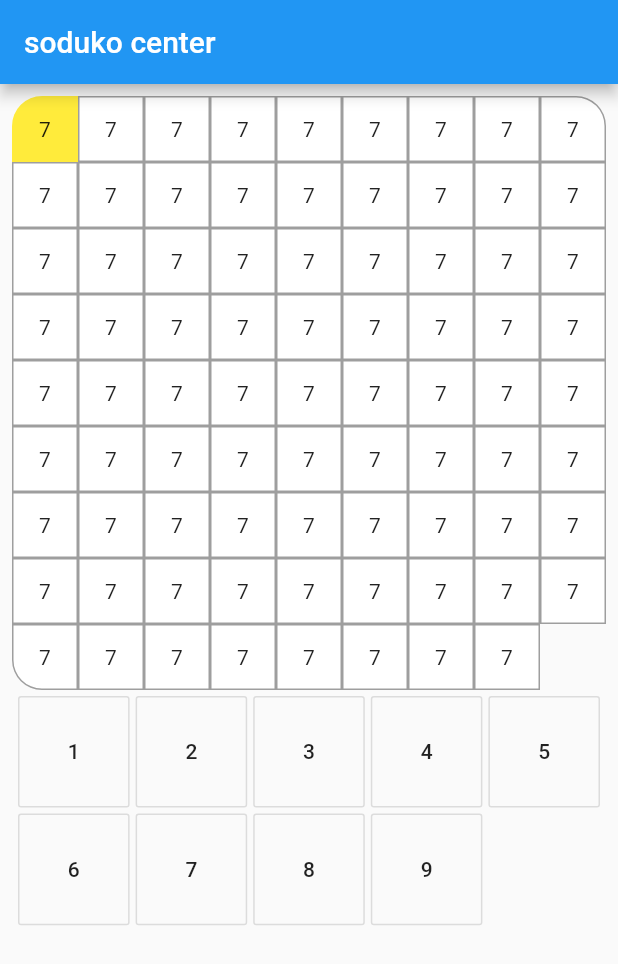
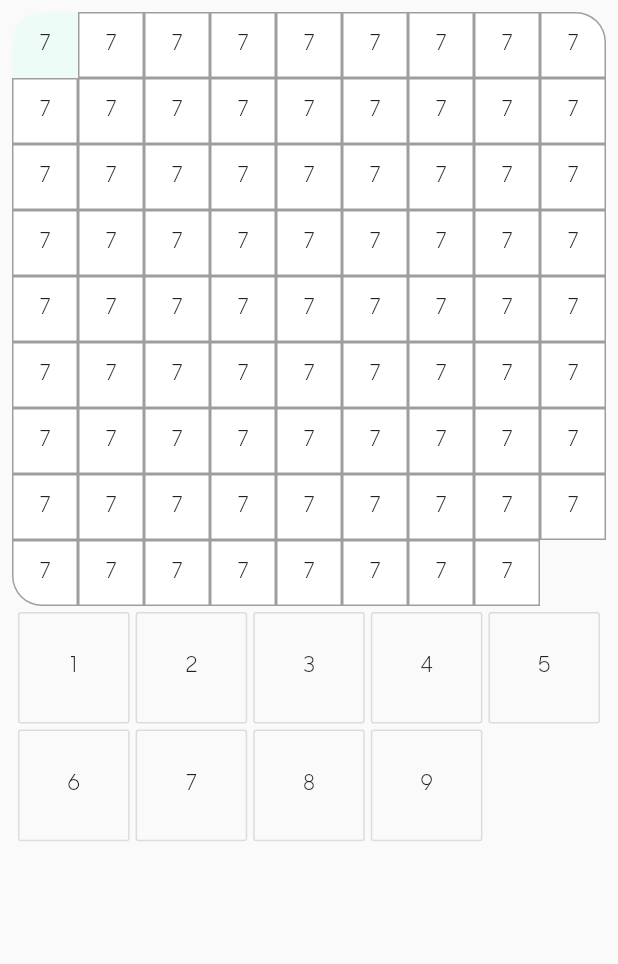
Before and after one commit to xiongdi9456/sudoku-center-app, a Flutter app: the screen it shows after launch, on a phone screen of 412 x 824 dp. Shown: the top 964 px of the screen. Run offline on Flutter 3.47's test engine with Material 2 defaults, Android fonts, the phone set to English and light mode, and no system bars; our stand-ins replace flutter_mobx, mobx; generated files the repository leaves out were written again.

Commit message:
add more style

```diff
--- a/lib/main.dart
+++ b/lib/main.dart
@@ -15,6 +15,7 @@ class MyApp extends StatelessWidget {
       title: 'soduku center',
       theme: ThemeData(
         primarySwatch: Colors.blue,
+        fontFamily: 'Sumsung-sharp-sans'
       ),
       home: MyHomePage(),
     );
@@ -27,9 +28,7 @@ class MyHomePage extends StatelessWidget {
   @override
   Widget build(BuildContext context) {
     return Scaffold(
-      appBar: AppBar(
-        title: Text('soduko center'),
-      ),
+      appBar: null,
       body: Center(
           child: Padding(
         padding: const EdgeInsets.all(8.0),
--- a/lib/widgets/cell/cell.dart
+++ b/lib/widgets/cell/cell.dart
@@ -63,10 +63,10 @@ class Cell extends StatelessWidget {
   get getBackgroundColor {
     if (this.selectedCellStore != null) {
       if (cellStore.cellIndex == this.selectedCellStore.cellIndex) {
-        return Colors.yellow;
+        return Color.fromARGB(255,238,252,247);
       }
       if(cellStore.colIndex == this.selectedCellStore.colIndex || cellStore.rowIndex == this.selectedCellStore.rowIndex){
-        return Colors.blue;
+        return Color.fromARGB(255,238,239,242);
       }
     }
     return Colors.white;
```
Also changed, not shown: pubspec.yaml (+12 -12 lines), assets/fonts/SamsungSharpSansRegular-Regular.ttf (added).
